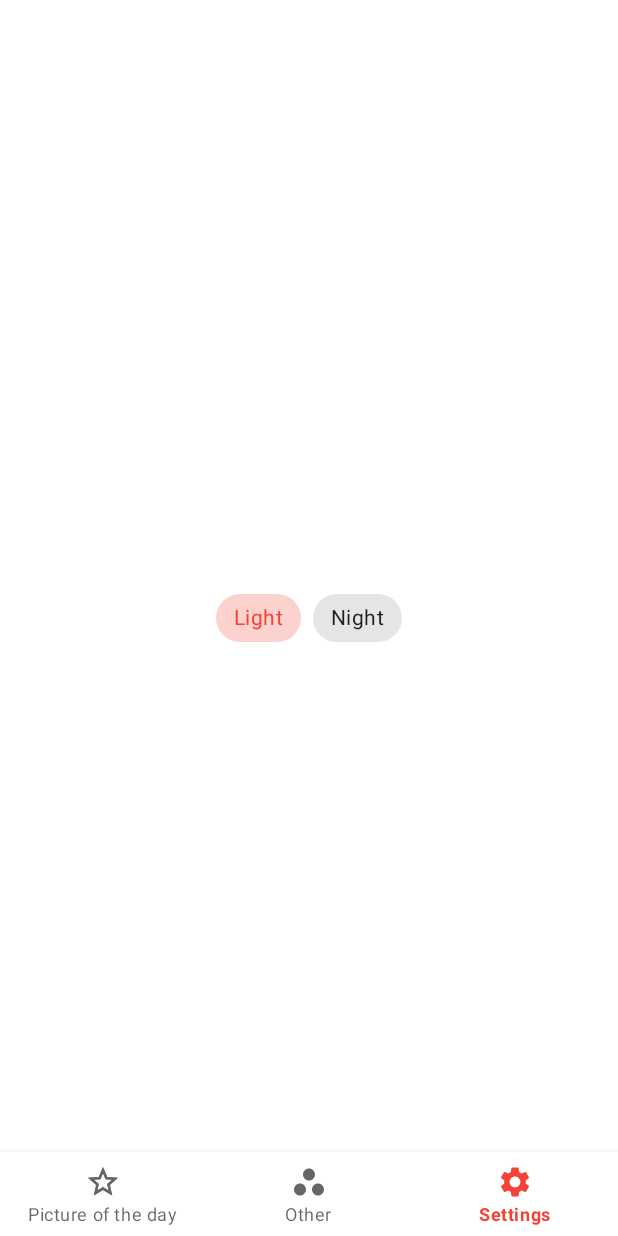
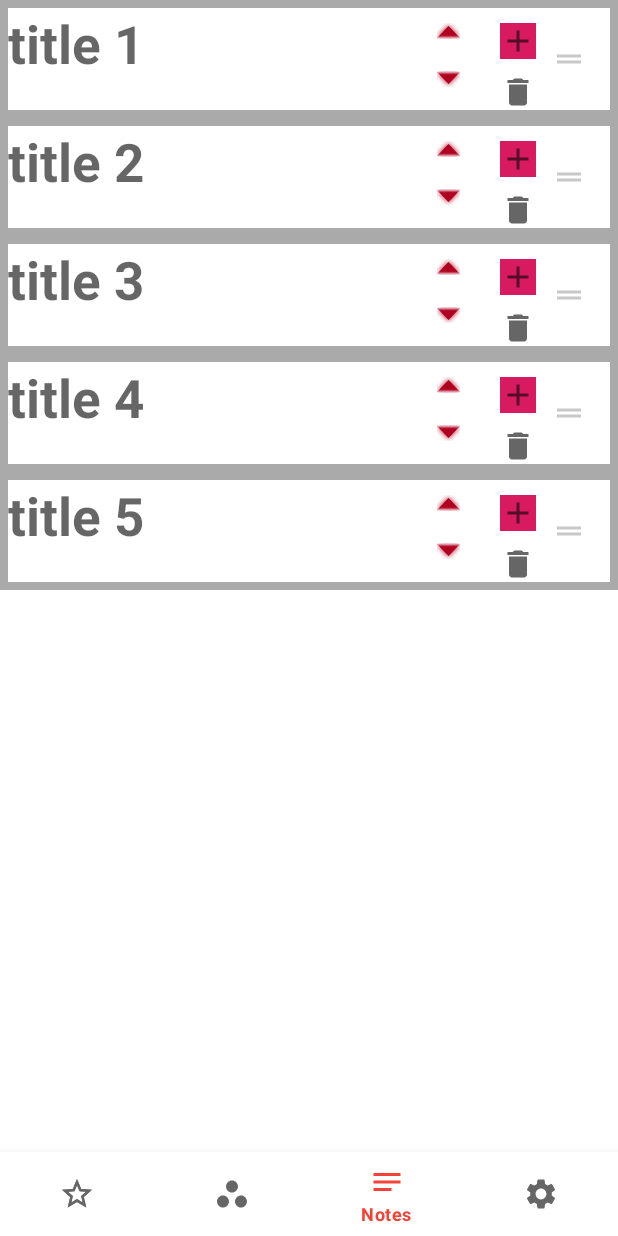
Before and after one commit to agafonovilya/nasaapiproject, an Android app: the screen it shows after launch (MainActivity), item 3 of the bottom bar chosen, on a phone screen of 412 x 824 dp. Run offline under Robolectric (Android 15) with nearby library versions, the phone set to English and light mode, and no system bars; libraries missing offline, so code that uses them is left out: coil.api.load; pictures from the network do not load; 1 statement that could not run was skipped.

Commit message:
Homework 6 implemented.

```diff
--- a/app/src/main/java/ru/geekbrains/nasaapiproject/ui/MainActivity.kt
+++ b/app/src/main/java/ru/geekbrains/nasaapiproject/ui/MainActivity.kt
@@ -5,6 +5,7 @@ import androidx.appcompat.app.AppCompatActivity
 import androidx.fragment.app.Fragment
 import kotlinx.android.synthetic.main.activity_main.*
 import ru.geekbrains.nasaapiproject.R
+import ru.geekbrains.nasaapiproject.ui.notes.NotesFragment
 import ru.geekbrains.nasaapiproject.ui.preferences.AppSharedPreferences
 import ru.geekbrains.nasaapiproject.ui.preferences.SharedPrefValue
 
@@ -30,6 +31,9 @@ class MainActivity : AppCompatActivity(R.layout.activity_main) {
                 R.id.menu_item_other -> if (selectedFragment?.javaClass != ContainerForRandomlyPictureFragment::class.java) {
                     selectedFragment = ContainerForRandomlyPictureFragment.newInstance()
                 }
+                R.id.menu_item_notes -> if (selectedFragment?.javaClass != NotesFragment::class.java){
+                    selectedFragment = NotesFragment.newInstance()
+                }
                 R.id.menu_item_settings -> if (selectedFragment?.javaClass != SettingsFragment::class.java){
                     selectedFragment = SettingsFragment.newInstance()
                 }
--- /dev/null
+++ b/app/src/main/java/ru/geekbrains/nasaapiproject/ui/notes/ItemTouchHelperAdapter.kt
@@ -0,0 +1,6 @@
+package ru.geekbrains.nasaapiproject.ui.notes
+
+interface ItemTouchHelperAdapter {
+    fun onItemMove(fromPosition: Int, toPosition: Int)
+    fun onItemDismiss(position: Int)
+}
--- /dev/null
+++ b/app/src/main/java/ru/geekbrains/nasaapiproject/ui/notes/ItemTouchHelperCallback.kt
@@ -0,0 +1,56 @@
+package ru.geekbrains.nasaapiproject.ui.notes
+
+import androidx.recyclerview.widget.ItemTouchHelper
+import androidx.recyclerview.widget.RecyclerView
+
+
+class ItemTouchHelperCallback(private val adapter: RvAdapter) :
+        ItemTouchHelper.Callback() {
+
+    override fun isLongPressDragEnabled(): Boolean {
+        return true
+    }
+
+    override fun isItemViewSwipeEnabled(): Boolean {
+        return true
+    }
+
+    override fun getMovementFlags(
+            recyclerView: RecyclerView,
+            viewHolder: RecyclerView.ViewHolder
+    ): Int {
+        val dragFlags = ItemTouchHelper.UP or ItemTouchHelper.DOWN
+        val swipeFlags = ItemTouchHelper.START or ItemTouchHelper.END
+        return makeMovementFlags(
+                dragFlags,
+                swipeFlags
+        )
+    }
+
+    override fun onMove(
+            recyclerView: RecyclerView,
+            source: RecyclerView.ViewHolder,
+            target: RecyclerView.ViewHolder
+    ): Boolean {
+        adapter.onItemMove(source.adapterPosition, target.adapterPosition)
+        return true
+    }
+
+    override fun onSwiped(viewHolder: RecyclerView.ViewHolder, i: Int) {
+        adapter.onItemDismiss(viewHolder.adapterPosition)
+    }
+
+    override fun onSelectedChanged(viewHolder: RecyclerView.ViewHolder?, actionState: Int) {
+        if (actionState != ItemTouchHelper.ACTION_STATE_IDLE) {
+            val itemViewHolder = viewHolder as ItemTouchHelperViewHolder
+            itemViewHolder.onItemSelected()
+        }
+        super.onSelectedChanged(viewHolder, actionState)
+    }
+
+    override fun clearView(recyclerView: RecyclerView, viewHolder: RecyclerView.ViewHolder) {
+        super.clearView(recyclerView, viewHolder)
+        val itemViewHolder = viewHolder as ItemTouchHelperViewHolder
+        itemViewHolder.onItemClear()
+    }
+}
--- /dev/null
+++ b/app/src/main/java/ru/geekbrains/nasaapiproject/ui/notes/ItemTouchHelperViewHolder.kt
@@ -0,0 +1,6 @@
+package ru.geekbrains.nasaapiproject.ui.notes
+
+interface ItemTouchHelperViewHolder {
+    fun onItemSelected()
+    fun onItemClear()
+}
--- /dev/null
+++ b/app/src/main/java/ru/geekbrains/nasaapiproject/ui/notes/Note.kt
@@ -0,0 +1,4 @@
+package ru.geekbrains.nasaapiproject.ui.notes
+
+data class Note(val title: String = "Заголовок",
+                val text: String = "Текст заметки")
--- /dev/null
+++ b/app/src/main/java/ru/geekbrains/nasaapiproject/ui/notes/NotesFragment.kt
@@ -0,0 +1,42 @@
+package ru.geekbrains.nasaapiproject.ui.notes
+
+import android.os.Bundle
+import android.view.View
+import androidx.fragment.app.Fragment
+import androidx.recyclerview.widget.ItemTouchHelper
+import androidx.recyclerview.widget.RecyclerView
+import kotlinx.android.synthetic.main.fragment_notes.*
+import ru.geekbrains.nasaapiproject.R
+
+class NotesFragment: Fragment(R.layout.fragment_notes) {
+
+    companion object {
+        fun newInstance() = NotesFragment()
+    }
+
+    lateinit var itemTouchHelper: ItemTouchHelper
+
+    override fun onViewCreated(view: View, savedInstanceState: Bundle?) {
+        super.onViewCreated(view, savedInstanceState)
+        val data = arrayListOf(Note("title 1", "text1"),
+                Note("title 2", "text2"),
+                Note("title 3", "text3"),
+                Note("title 4", "text4"),
+                Note("title 5", "text5"),
+        )
+
+        val adapter = RvAdapter(data,
+                object : OnStartDragListener {
+                    override fun onStartDrag(viewHolder: RecyclerView.ViewHolder) {
+                        itemTouchHelper.startDrag(viewHolder)
+                    }
+                }
+        )
+        recyclerView.adapter = adapter
+
+        itemTouchHelper = ItemTouchHelper(ItemTouchHelperCallback(adapter))
+        itemTouchHelper.attachToRecyclerView(recyclerView)
+
+    }
+
+}
--- /dev/null
+++ b/app/src/main/java/ru/geekbrains/nasaapiproject/ui/notes/OnStartDragListener.kt
@@ -0,0 +1,7 @@
+package ru.geekbrains.nasaapiproject.ui.notes
+
+import androidx.recyclerview.widget.RecyclerView
+
+interface OnStartDragListener {
+    fun onStartDrag(viewHolder: RecyclerView.ViewHolder)
+}
--- /dev/null
+++ b/app/src/main/java/ru/geekbrains/nasaapiproject/ui/notes/RvAdapter.kt
@@ -0,0 +1,108 @@
+package ru.geekbrains.nasaapiproject.ui.notes
+
+import android.graphics.Color
+import android.view.LayoutInflater
+import android.view.MotionEvent
+import android.view.View
+import android.view.ViewGroup
+import androidx.core.view.MotionEventCompat
+import androidx.core.view.isVisible
+import androidx.recyclerview.widget.RecyclerView
+import kotlinx.android.synthetic.main.item_note.view.*
+import ru.geekbrains.nasaapiproject.R
+
+class RvAdapter(private var data: MutableList<Note>, private val dragListener: OnStartDragListener) :
+        RecyclerView.Adapter<RvAdapter.ViewHolder>(), ItemTouchHelperAdapter {
+
+
+    override fun onCreateViewHolder(parent: ViewGroup, viewType: Int): ViewHolder {
+        val itemView = LayoutInflater.from(parent.context).inflate(R.layout.item_note, parent, false)
+        return ViewHolder(itemView)
+    }
+
+    override fun onBindViewHolder(holder: ViewHolder, position: Int) {
+        holder.bind(data[position].title, data[position].text)
+    }
+
+    override fun getItemCount(): Int  = data.size
+
+    override fun onItemMove(fromPosition: Int, toPosition: Int) {
+        data.removeAt(fromPosition).apply {
+            data.add(if (toPosition > fromPosition) toPosition - 1 else toPosition, this)
+        }
+        notifyItemMoved(fromPosition, toPosition)
+    }
+
+    override fun onItemDismiss(position: Int) {
+        data.removeAt(position)
+        notifyItemRemoved(position)
+    }
+
+    inner class ViewHolder(itemView: View) : RecyclerView.ViewHolder(itemView), ItemTouchHelperViewHolder {
+
+        fun bind(title: String, text: String) {
+            itemView.note_title.hint = title
+            itemView.note_text.text = text
+
+            itemView.addItemImageView.setOnClickListener { addItem() }
+            itemView.removeItemImageView.setOnClickListener { removeItem() }
+            itemView.note_moveItemUp.setOnClickListener { moveUp() }
+            itemView.note_moveItemDown.setOnClickListener { moveDown() }
+            itemView.note_title.setOnClickListener { changeTextVisibility() }
+
+            itemView.dragHandleImageView.setOnTouchListener { _, event ->
+                if (MotionEventCompat.getActionMasked(event) == MotionEvent.ACTION_DOWN) {
+                    dragListener.onStartDrag(this)
+                }
+                false
+            }
+        }
+
+        private fun changeTextVisibility() {
+            itemView.note_text.visibility = if (itemView.note_text.isVisible) View.GONE else View.VISIBLE
+            notifyItemChanged(layoutPosition)
+        }
+
+        private fun addItem() {
+            data.add(layoutPosition, generateItem())
+            notifyItemInserted(layoutPosition)
+        }
+
+        private fun generateItem() = Note("newTitle", "newText")
+
+
+        private fun removeItem() {
+            data.removeAt(layoutPosition)
+            notifyItemRemoved(layoutPosition)
+        }
+
+        private fun moveUp() {
+            layoutPosition.takeIf { it > 0 }?.also { currentPosition ->
+                data.removeAt(currentPosition).apply {
+                    data.add(currentPosition - 1, this)
+                }
+                notifyItemMoved(currentPosition, currentPosition - 1)
+            }
+        }
+
+        private fun moveDown() {
+            layoutPosition.takeIf { it < data.size - 1 }?.also { currentPosition ->
+                data.removeAt(currentPosition).apply {
+                    data.add(currentPosition + 1, this)
+                }
+                notifyItemMoved(currentPosition, currentPosition + 1)
+            }
+        }
+
+        override fun onItemSelected() {
+            itemView.setBackgroundColor(Color.LTGRAY)
+        }
+
+        override fun onItemClear() {
+            itemView.setBackgroundColor(Color.WHITE)
+        }
+
+    }
+
+
+}
--- /dev/null
+++ b/app/src/main/res/drawable/ic_baseline_add_24.xml
@@ -0,0 +1,10 @@
+<vector xmlns:android="http://schemas.android.com/apk/res/android"
+    android:width="24dp"
+    android:height="24dp"
+    android:viewportWidth="24"
+    android:viewportHeight="24"
+    android:tint="?attr/colorControlNormal">
+  <path
+      android:fillColor="@android:color/white"
+      android:pathData="M19,13h-6v6h-2v-6H5v-2h6V5h2v6h6v2z"/>
+</vector>
--- /dev/null
+++ b/app/src/main/res/drawable/ic_baseline_delete_24.xml
@@ -0,0 +1,10 @@
+<vector xmlns:android="http://schemas.android.com/apk/res/android"
+    android:width="24dp"
+    android:height="24dp"
+    android:viewportWidth="24"
+    android:viewportHeight="24"
+    android:tint="?attr/colorControlNormal">
+  <path
+      android:fillColor="@android:color/white"
+      android:pathData="M6,19c0,1.1 0.9,2 2,2h8c1.1,0 2,-0.9 2,-2V7H6v12zM19,4h-3.5l-1,-1h-5l-1,1H5v2h14V4z"/>
+</vector>
--- /dev/null
+++ b/app/src/main/res/drawable/ic_baseline_drag_handle_24.xml
@@ -0,0 +1,10 @@
+<vector xmlns:android="http://schemas.android.com/apk/res/android"
+    android:width="24dp"
+    android:height="24dp"
+    android:viewportWidth="24"
+    android:viewportHeight="24"
+    android:tint="?attr/colorControlNormal">
+  <path
+      android:fillColor="@android:color/white"
+      android:pathData="M20,9H4v2h16V9zM4,15h16v-2H4V15z"/>
+</vector>
--- /dev/null
+++ b/app/src/main/res/drawable/ic_baseline_notes_24.xml
@@ -0,0 +1,10 @@
+<vector xmlns:android="http://schemas.android.com/apk/res/android"
+    android:width="24dp"
+    android:height="24dp"
+    android:viewportWidth="24"
+    android:viewportHeight="24"
+    android:tint="?attr/colorControlNormal">
+  <path
+      android:fillColor="@android:color/white"
+      android:pathData="M3,18h12v-2L3,16v2zM3,6v2h18L21,6L3,6zM3,13h18v-2L3,11v2z"/>
+</vector>
--- /dev/null
+++ b/app/src/main/res/layout/fragment_notes.xml
@@ -0,0 +1,17 @@
+<?xml version="1.0" encoding="utf-8"?>
+<androidx.constraintlayout.widget.ConstraintLayout xmlns:android="http://schemas.android.com/apk/res/android"
+    android:layout_width="match_parent"
+    android:layout_height="match_parent"
+    xmlns:app="http://schemas.android.com/apk/res-auto">
+
+    <androidx.recyclerview.widget.RecyclerView
+        android:id="@+id/recyclerView"
+        android:layout_width="match_parent"
+        android:layout_height="wrap_content"
+        android:background="@android:color/darker_gray"
+        app:layoutManager="androidx.recyclerview.widget.LinearLayoutManager"
+        app:layout_constraintEnd_toEndOf="parent"
+        app:layout_constraintStart_toStartOf="parent"
+        app:layout_constraintTop_toTopOf="parent" />
+
+</androidx.constraintlayout.widget.ConstraintLayout>
--- /dev/null
+++ b/app/src/main/res/layout/item_note.xml
@@ -0,0 +1,84 @@
+<?xml version="1.0" encoding="utf-8"?>
+<androidx.constraintlayout.widget.ConstraintLayout xmlns:android="http://schemas.android.com/apk/res/android"
+    xmlns:app="http://schemas.android.com/apk/res-auto"
+    xmlns:tools="http://schemas.android.com/tools"
+    android:id="@+id/itemContainer"
+    android:background="@android:color/white"
+    android:layout_width="match_parent"
+    android:layout_height="wrap_content"
+    android:layout_margin="5dp">
+
+    <androidx.appcompat.widget.AppCompatTextView
+        android:id="@+id/note_title"
+        android:layout_width="wrap_content"
+        android:layout_height="wrap_content"
+        android:textSize="35sp"
+        android:textStyle="bold"
+        app:layout_constraintTop_toTopOf="parent"
+        app:layout_constraintStart_toStartOf="parent"/>
+
+    <androidx.appcompat.widget.AppCompatTextView
+        android:id="@+id/note_text"
+        android:layout_width="wrap_content"
+        android:layout_height="wrap_content"
+        android:padding="10dp"
+        android:text="notes text"
+        android:textColor="#000"
+        android:visibility="gone"
+        app:layout_constraintTop_toBottomOf="@id/removeItemImageView"
+        app:layout_constraintStart_toStartOf="parent"
+        tools:visibility="visible" />
+
+    <androidx.appcompat.widget.AppCompatImageView
+        android:id="@+id/note_moveItemUp"
+        android:layout_width="wrap_content"
+        android:layout_height="wrap_content"
+        android:layout_marginTop="10dp"
+        android:tint="@color/design_default_color_error"
+        android:layout_marginEnd="100dp"
+        app:layout_constraintTop_toTopOf="parent"
+        app:layout_constraintEnd_toEndOf="parent"
+        app:srcCompat="@android:drawable/arrow_up_float" />
+
+    <androidx.appcompat.widget.AppCompatImageView
+        android:id="@+id/note_moveItemDown"
+        android:layout_width="wrap_content"
+        android:layout_height="wrap_content"
+        android:tint="@color/design_default_color_error"
+        android:layout_marginTop="20dp"
+        app:layout_constraintTop_toBottomOf="@id/note_moveItemUp"
+        app:layout_constraintStart_toStartOf="@id/note_moveItemUp"
+        app:srcCompat="@android:drawable/arrow_down_float" />
+
+    <androidx.appcompat.widget.AppCompatImageView
+        android:id="@+id/addItemImageView"
+        android:layout_width="wrap_content"
+        android:layout_height="wrap_content"
+        android:layout_margin="10dp"
+        android:background="@color/colorAccent"
+        app:layout_constraintEnd_toEndOf="parent"
+        app:layout_constraintEnd_toStartOf="@+id/dragHandleImageView"
+        app:layout_constraintTop_toTopOf="parent"
+        app:srcCompat="@drawable/ic_baseline_add_24" />
+
+    <androidx.appcompat.widget.AppCompatImageView
+        android:id="@+id/removeItemImageView"
+        android:layout_width="wrap_content"
+        android:layout_height="wrap_content"
+        android:layout_margin="10dp"
+        app:layout_constraintEnd_toStartOf="@+id/dragHandleImageView"
+        app:layout_constraintTop_toBottomOf="@id/addItemImageView"
+        app:srcCompat="@drawable/ic_baseline_delete_24" />
+
+    <androidx.appcompat.widget.AppCompatImageView
+        android:id="@+id/dragHandleImageView"
+        android:layout_width="wrap_content"
+        android:layout_height="wrap_content"
+        android:tint="@color/cardview_shadow_start_color"
+        android:layout_margin="15dp"
+        app:layout_constraintTop_toTopOf="parent"
+        app:layout_constraintBottom_toBottomOf="parent"
+        app:layout_constraintEnd_toEndOf="parent"
+        app:srcCompat="@drawable/ic_baseline_drag_handle_24" />
+
+</androidx.constraintlayout.widget.ConstraintLayout>
--- a/app/src/main/res/menu/bottom_navigation_menu.xml
+++ b/app/src/main/res/menu/bottom_navigation_menu.xml
@@ -11,6 +11,11 @@
         android:icon="@drawable/ic_baseline_workspaces_24"
         android:title="@string/other"/>
     <item
+        android:id="@+id/menu_item_notes"
+        android:enabled="true"
+        android:icon="@drawable/ic_baseline_notes_24"
+        android:title="@string/notes"/>
+    <item
         android:id="@+id/menu_item_settings"
         android:enabled="true"
         android:icon="@drawable/ic_baseline_settings_24"
--- a/app/src/main/res/values/strings.xml
+++ b/app/src/main/res/values/strings.xml
@@ -11,4 +11,5 @@
     <string name="picture_of_the_day">Picture of the day</string>
     <string name="light">Light</string>
     <string name="night">Night</string>
+    <string name="notes">Notes</string>
 </resources>
```
